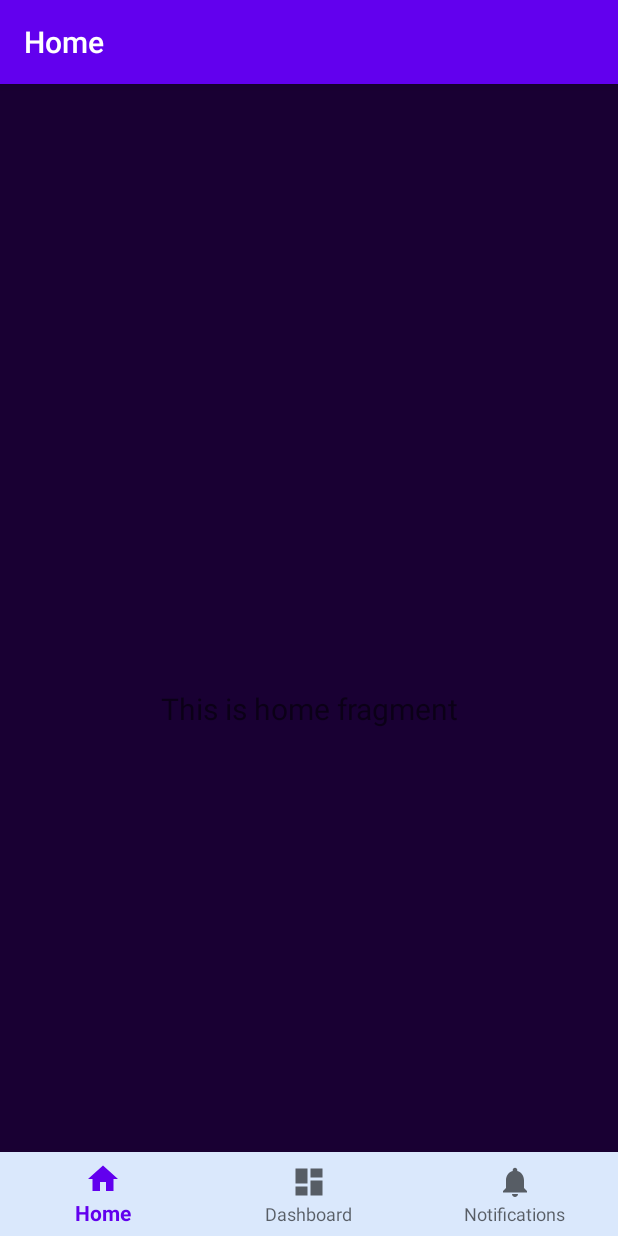
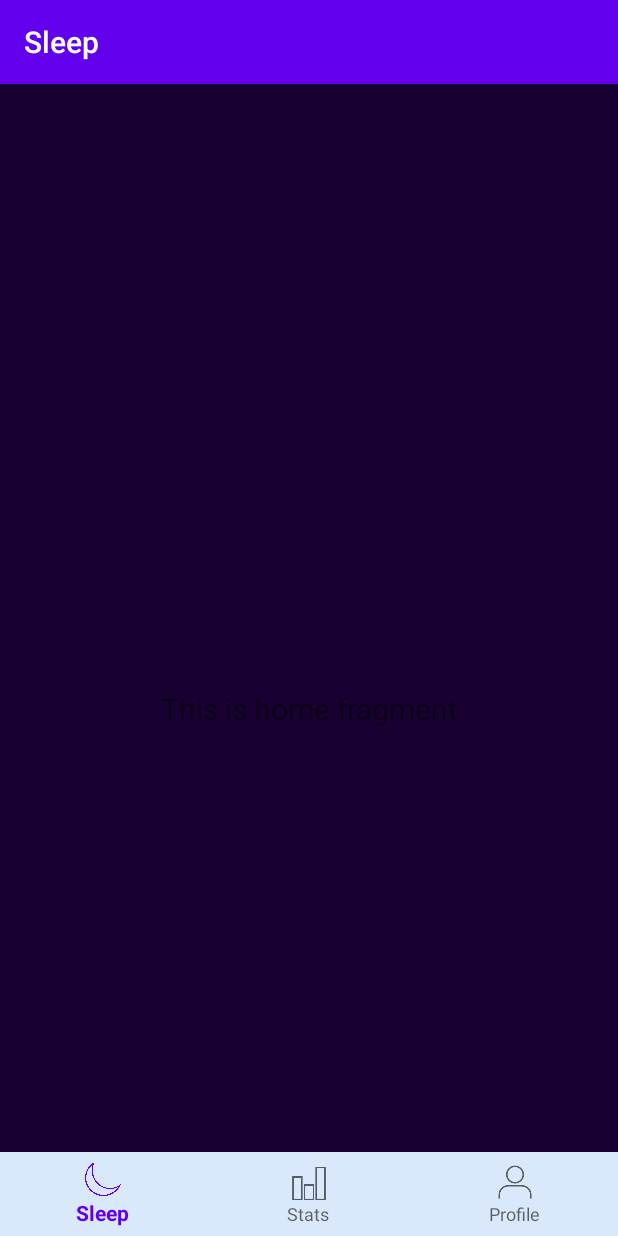
Before and after one commit to Igbooo/SleepTracker, an Android app: the screen it shows after launch (MainActivity), on a phone screen of 412 x 824 dp. Run offline under Robolectric (Android 15) with nearby library versions, the phone set to English and light mode, and no system bars; our stand-ins replace navigation-ui.

Commit message:
Set nav-bar icons and text

```diff
--- a/app/src/main/res/menu/bottom_nav_menu.xml
+++ b/app/src/main/res/menu/bottom_nav_menu.xml
@@ -3,17 +3,17 @@
 
     <item
         android:id="@+id/navigation_home"
-        android:icon="@drawable/ic_home_black_24dp"
-        android:title="@string/title_home" />
+        android:icon="@drawable/moon"
+        android:title="@string/title_sleep" />
 
     <item
         android:id="@+id/navigation_dashboard"
-        android:icon="@drawable/ic_dashboard_black_24dp"
-        android:title="@string/title_dashboard" />
+        android:icon="@drawable/bars"
+        android:title="@string/title_stats" />
 
     <item
         android:id="@+id/navigation_notifications"
-        android:icon="@drawable/ic_notifications_black_24dp"
-        android:title="@string/title_notifications" />
+        android:icon="@drawable/profile"
+        android:title="@string/title_profile" />
 
 </menu>
--- a/app/src/main/res/navigation/mobile_navigation.xml
+++ b/app/src/main/res/navigation/mobile_navigation.xml
@@ -8,18 +8,18 @@
     <fragment
         android:id="@+id/navigation_home"
         android:name="com.example.sleeptracker.ui.home.HomeFragment"
-        android:label="@string/title_home"
+        android:label="@string/title_sleep"
         tools:layout="@layout/fragment_home" />
 
     <fragment
         android:id="@+id/navigation_dashboard"
         android:name="com.example.sleeptracker.ui.dashboard.DashboardFragment"
-        android:label="@string/title_dashboard"
+        android:label="@string/title_stats"
         tools:layout="@layout/fragment_dashboard" />
 
     <fragment
         android:id="@+id/navigation_notifications"
         android:name="com.example.sleeptracker.ui.notifications.NotificationsFragment"
-        android:label="@string/title_notifications"
+        android:label="@string/title_profile"
         tools:layout="@layout/fragment_notifications" />
 </navigation>
--- a/app/src/main/res/values/strings.xml
+++ b/app/src/main/res/values/strings.xml
@@ -1,6 +1,6 @@
 <resources>
     <string name="app_name">SleepTracker</string>
-    <string name="title_home">Home</string>
-    <string name="title_dashboard">Dashboard</string>
-    <string name="title_notifications">Notifications</string>
+    <string name="title_sleep">Sleep</string>
+    <string name="title_stats">Stats</string>
+    <string name="title_profile">Profile</string>
 </resources>
```
Also changed, not shown: app/src/main/res/drawable/bars.png (added), app/src/main/res/drawable/moon.png (added), app/src/main/res/drawable/profile.png (added).
